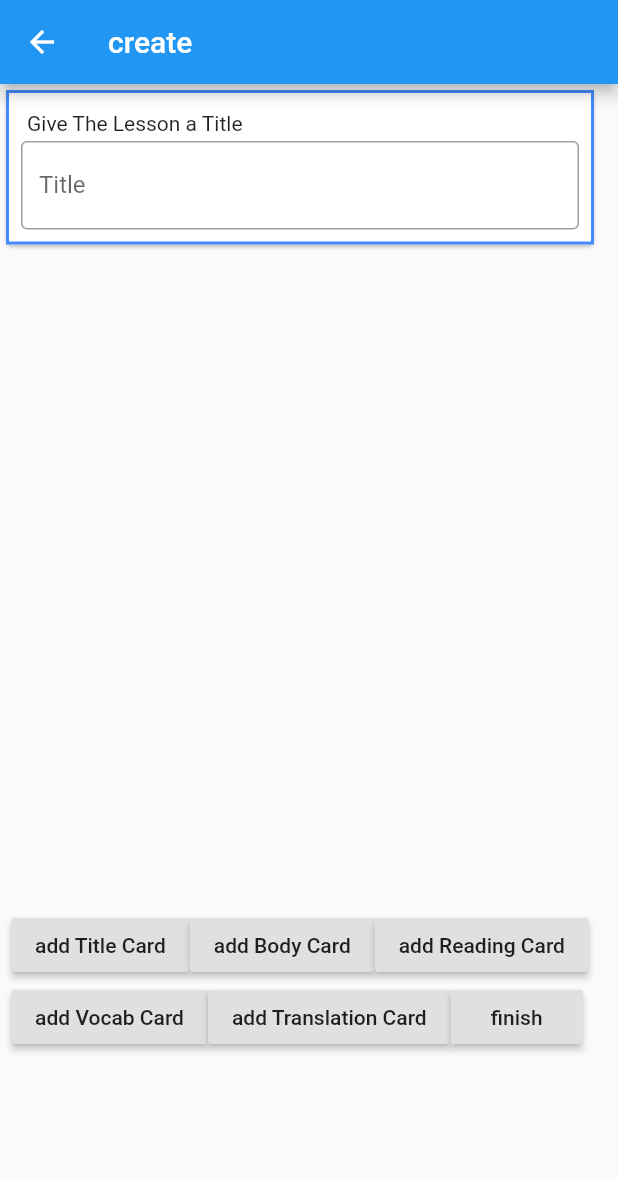
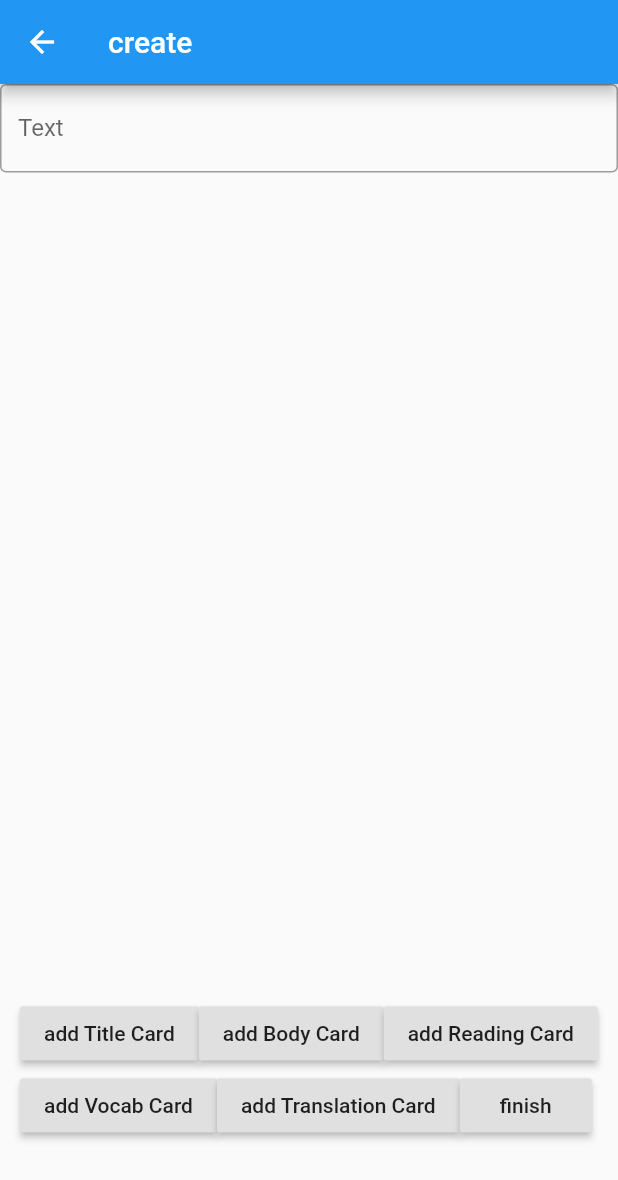
Before and after one commit to nhocconsr/chichi-gaijin, a Flutter app: the Build screen opened by its route, on a phone screen of 412 x 824 dp. Shown: the top 1180 px of the screen. Run offline on Flutter 3.47's test engine with Material 2 defaults, Android fonts, the phone set to English and light mode, and no system bars.

Commit message:
started actual lesson showing

```diff
--- a/chichi_gaijin/lib/build_widgets/meta_card.dart
+++ /dev/null
@@ -1,49 +0,0 @@
-import 'package:chichi_gaijin/models/content_type.dart';
-import 'package:chichi_gaijin/providers/create_lesson.dart';
-import 'package:flutter/material.dart';
-import 'package:provider/provider.dart';
-
-class MetaCard extends StatelessWidget {
-
-  @override
-  Widget build(BuildContext context) {
-    return Consumer<CreateLesson>(
-      builder: (_, createLesson, __) {
-        final MetaType card = createLesson.lessonCards[0];
-        return Card(
-          child: Container(
-            decoration: BoxDecoration(
-              border: Border.all(color: Colors.blueAccent, width: 2.0,),
-            ),
-            child: Padding(
-              padding: const EdgeInsets.all(8.0),
-              child: Column(
-                crossAxisAlignment: CrossAxisAlignment.start,
-                children: <Widget>[
-                  Padding(
-                    padding: const EdgeInsets.all(4.0),
-                    child: Text('Give The Lesson a Title'),
-                  ),
-                  TextFormField(
-                    decoration: InputDecoration(
-                      border: OutlineInputBorder(),
-                      labelText: 'Title',
-                    ),
-                    keyboardType: TextInputType.multiline,
-                    maxLines: null,
-                    initialValue: card.title,
-                    onChanged: (title) {
-                      createLesson.alterMetaCard(
-                        title: title,
-                      );
-                    },
-                  ),
-                ],
-              ),
-            ),
-          ),
-        );
-      },
-    );
-  }
-}
--- a/chichi_gaijin/lib/models/lesson_type.dart
+++ b/chichi_gaijin/lib/models/lesson_type.dart
@@ -1,12 +1,22 @@
-
 import 'package:chichi_gaijin/models/content_type.dart';
 import 'package:flutter/cupertino.dart';
 
-abstract class LessonType {}
+abstract class LessonType {
+  List<ContentType> get cards;
+
+}
 
 class GeneralLesson implements LessonType {
+  final String title;
   final List<ContentType> lessonCards;
-  final String title;
 
-  const GeneralLesson({@required this.lessonCards, @required this.title,});
+  const GeneralLesson({
+    @required this.lessonCards,
+    @required this.title,
+  });
+
+  @override
+  get cards {
+    return lessonCards;
+  }
 }
--- a/chichi_gaijin/lib/pages/build.dart
+++ b/chichi_gaijin/lib/pages/build.dart
@@ -1,5 +1,4 @@
 import 'package:chichi_gaijin/build_widgets/body_card.dart';
-import 'package:chichi_gaijin/build_widgets/meta_card.dart';
 import 'package:chichi_gaijin/build_widgets/title_card.dart';
 import 'package:chichi_gaijin/build_widgets/translation_card.dart';
 import 'package:chichi_gaijin/build_widgets/vocab_card.dart';
@@ -42,6 +41,20 @@ class Build extends StatelessWidget {
               return SingleChildScrollView(
                 child: Column(
                   children: <Widget>[
+                    TextFormField(
+                      decoration: InputDecoration(
+                        border: OutlineInputBorder(),
+                        labelText: 'Text',
+                      ),
+                      keyboardType: TextInputType.multiline,
+                      maxLines: null,
+                      initialValue: createLesson.title,
+                      onChanged: (title) {
+                        createLesson.alterTitle(
+                          title: title,
+                        );
+                      },
+                    ),
                     Container(
                       height: 550,
                       width: 400,
@@ -49,9 +62,7 @@ class Build extends StatelessWidget {
                         itemCount: lessonCards.length,
                         itemBuilder: (BuildContext context, int cardsIndex) {
                           final ContentType card = lessonCards[cardsIndex];
-                          if (card is MetaType)
-                            return MetaCard();
-                          else if (card is TitleType)
+                          if (card is TitleType)
                             return TitleCard(cardsIndex: cardsIndex);
                           else if (card is BodyType)
                             return BodyCard(cardsIndex: cardsIndex);
@@ -96,10 +107,11 @@ class Build extends StatelessWidget {
                           builder: (_, lessons, __) {
                             return RaisedButton(
                               onPressed: () => {
-                                lessons.addGeneralLesson(
-                                    lessonCards: lessonCards,
-                                    title: (lessonCards[0] as MetaType).title),
-                                createLesson.clear(),
+
+                                  lessons.addGeneralLesson(
+                                      lessonCards: lessonCards,
+                                      title: createLesson.title).whenComplete(() => {}),
+                                      //calling createLesson.clear here deletes the lesson before it's saved
                                 Navigator.pop(context),
                               },
                               child: Text('finish'),
--- a/chichi_gaijin/lib/pages/home.dart
+++ b/chichi_gaijin/lib/pages/home.dart
@@ -1,5 +1,6 @@
 import 'package:chichi_gaijin/models/lesson_type.dart';
 import 'package:chichi_gaijin/navigation/main_drawer.dart';
+import 'package:chichi_gaijin/pages/lesson.dart';
 import 'package:chichi_gaijin/providers/lessons.dart';
 import 'package:flutter/material.dart';
 import 'package:provider/provider.dart';
@@ -18,7 +19,9 @@ class Home extends StatelessWidget {
           itemCount: lessons.length,
           itemBuilder: (BuildContext context, int lessonsIndex) {
             final GeneralLesson lesson = lessons[lessonsIndex];
-            return Text(lesson.title);
+            return GestureDetector(
+              onTap: () => Navigator.pushNamed(context, Lesson.routeName, arguments: lessonsIndex),
+              child: Text(lesson.title));
           }),
       drawer: MainDrawer(),
     );
--- a/chichi_gaijin/lib/providers/create_lesson.dart
+++ b/chichi_gaijin/lib/providers/create_lesson.dart
@@ -4,7 +4,8 @@ import 'package:flutter/cupertino.dart';
 
 //Holds a single Lesson in the process of being created
 class CreateLesson with ChangeNotifier {
-  List<ContentType> _lessonCards = [MetaType(title: '')];
+  List<ContentType> _lessonCards = [];
+  String _title = '';
 
   List<ContentType> get lessonCards {
     return _lessonCards;
@@ -18,9 +19,13 @@ class CreateLesson with ChangeNotifier {
     return words;
   }
 
-  clear() {
+  String get title{
+    return _title;
+  }
+
+  Future<void> clear() async {
+    _title = '';
     _lessonCards.clear();
-    _lessonCards.add(MetaType(title: ''));
     notifyListeners();
   }
 
@@ -86,8 +91,8 @@ class CreateLesson with ChangeNotifier {
     notifyListeners();
   }
 
-  alterMetaCard({@required String title}) {
-    _lessonCards.replaceRange(0, 1, [MetaType(title: title)]);
+  alterTitle({@required String title}){
+    _title = title;
     notifyListeners();
   }
 
--- a/chichi_gaijin/lib/providers/lessons.dart
+++ b/chichi_gaijin/lib/providers/lessons.dart
@@ -9,7 +9,7 @@ class Lessons with ChangeNotifier {
     return _lessons;
   }
 
-  addGeneralLesson({List<ContentType> lessonCards, String title}) {
+  Future<void> addGeneralLesson({List<ContentType> lessonCards, String title}) async {
     _lessons.add(
       GeneralLesson(
         lessonCards: lessonCards,
```
Also changed, not shown: chichi_gaijin/lib/lesson_widgets/lesson_page_view.dart (added, +30 -0 lines), chichi_gaijin/lib/main.dart (+16 -0 lines), chichi_gaijin/lib/pages/lesson.dart (added, +32 -0 lines).
